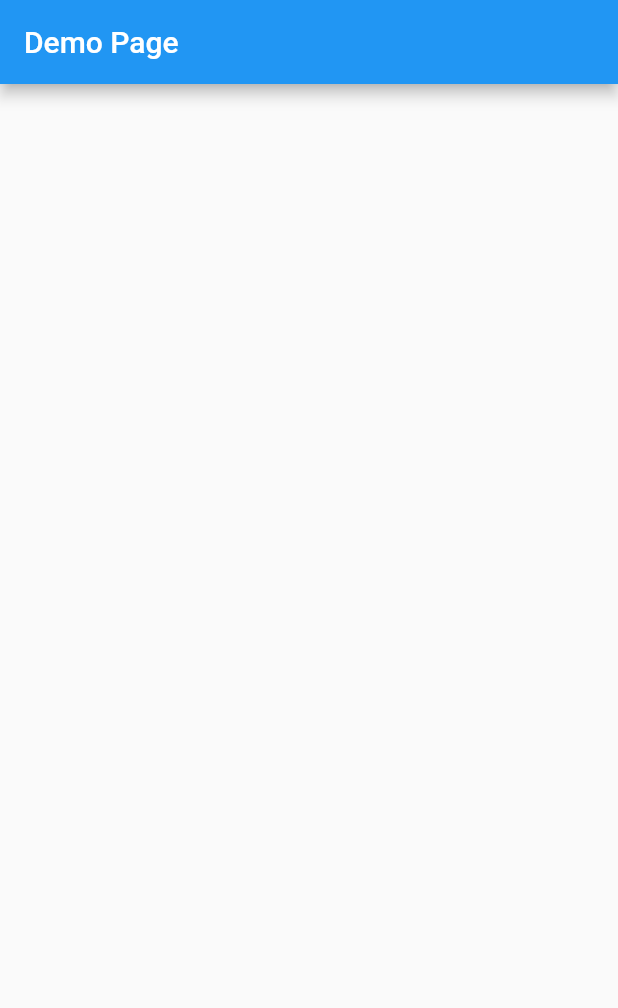
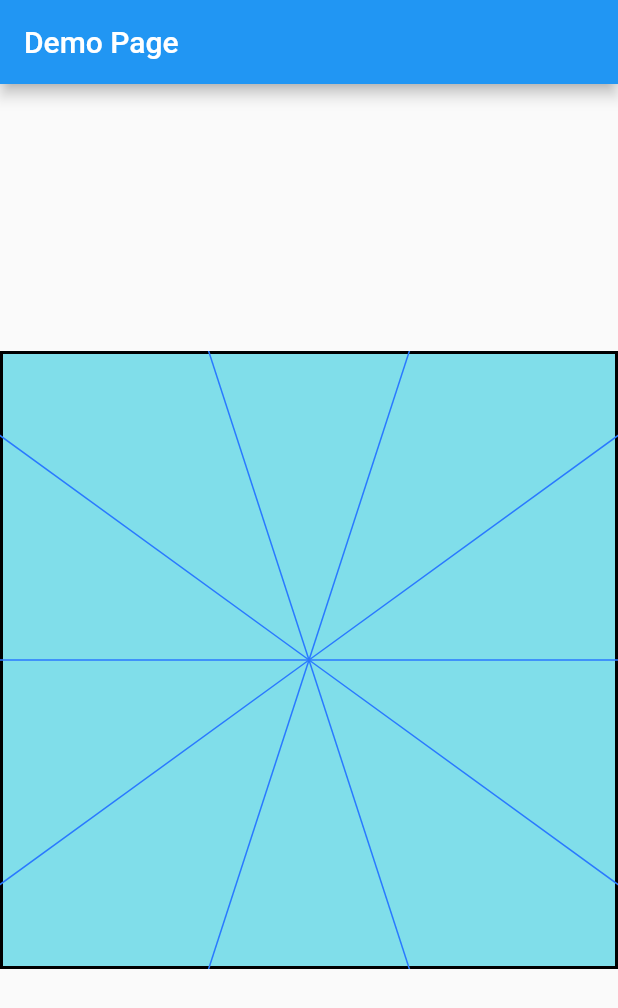
Before and after one commit to andreclinio/fliechart, a Flutter app: the screen it shows after launch, on a phone screen of 412 x 824 dp. Shown: the top 1008 px of the screen. Run offline on Flutter 3.47's test engine with Material 2 defaults, Android fonts, the phone set to English and light mode, and no system bars; statements that could not run were skipped.

Commit message:
correções simples + demo completo

```diff
--- a/lib/chart-descriptor-demo.dart
+++ b/lib/chart-descriptor-demo.dart
@@ -6,7 +6,7 @@ import 'package:flutter/material.dart';
 
 class PieChartDemoDescriptor implements IPieChartDescriptor {
   @override
-  Color get backgroundColor => null; // Colors.cyan.shade200;
+  Color get backgroundColor => Colors.cyan.shade200;
 
   @override
   Color get foregroundColor => Colors.black;
@@ -15,7 +15,7 @@ class PieChartDemoDescriptor implements IPieChartDescriptor {
   double get radiusFactor => 0.8;
 
   @override
-  Color get rayColor => null; //Colors.blueAccent.shade400;
+  Color get rayColor => Colors.blueAccent.shade400;
 
   @override
   int get numberOfRays => 10;
@@ -39,14 +39,14 @@ class PieChartDemoDescriptor implements IPieChartDescriptor {
   double get sizeFactor => 1.0;
 
   @override
-  Color get gridColor => null; // Colors.blueAccent.shade400;
+  Color get gridColor => Colors.blueAccent.shade400;
 
   @override
   int get numberOfGrids => 10;
 
   @override
-  Color get frameColor => null; // Colors.black;
+  Color get frameColor => Colors.black;
 
   @override
-  double get ringFactor => null; // 0.3;
+  double get ringFactor => 0.3;
 }
--- a/lib/chart-painter.dart
+++ b/lib/chart-painter.dart
@@ -66,8 +66,8 @@ class PieChartPainter extends CustomPainter {
     Offset center,
     double radiusMin,
     double radiusMax,
-    startRadian,
-    sweepRadian,
+    double startRadian,
+    double sweepRadian,
   ) {
     paint.strokeWidth = 1.0;
     final r1 = min(radiusMax, radiusMin);
```
